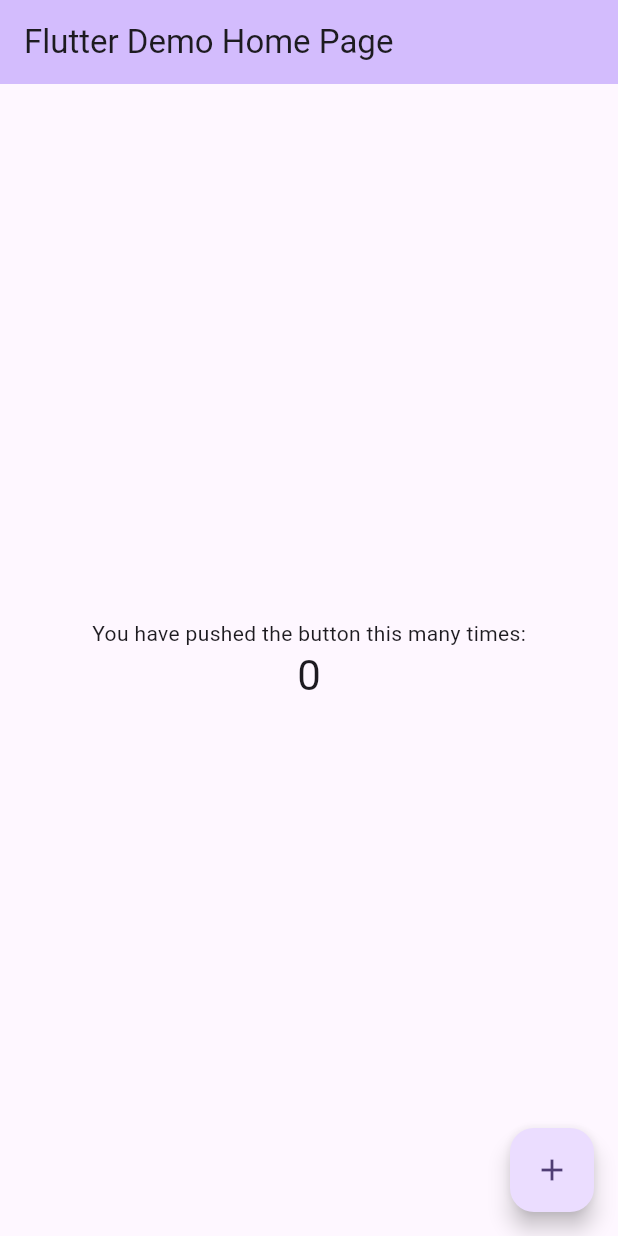
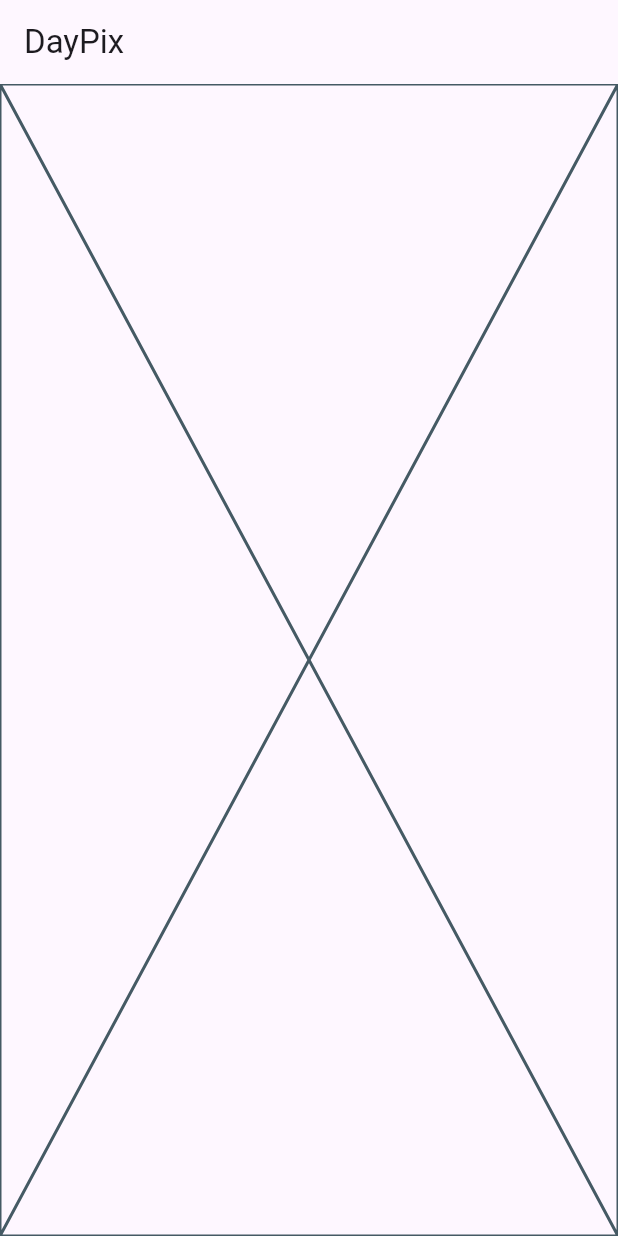
Before and after one commit to healim01/DayPix, a Flutter app: the screen it shows after launch, on a phone screen of 412 x 824 dp. Run offline on Flutter 3.47's test engine with Material 2 defaults, Android fonts, the phone set to English and light mode, and no system bars.

Commit message:
feat: add base code

```diff
--- /dev/null
+++ b/lib/app.dart
@@ -0,0 +1,24 @@
+import 'package:flutter/material.dart';
+
+import 'package:daypix/home.dart';
+
+class DayPixApp extends StatelessWidget {
+  const DayPixApp({Key? key}) : super(key: key);
+
+  @override
+  Widget build(BuildContext context) {
+    return MaterialApp(
+      title: 'DayPix',
+      initialRoute: '/login',
+      routes: {
+        // '/login': (BuildContext context) => const LoginPage(),
+        '/': (BuildContext context) => const HomePage(),
+        // '/add': (BuildContext context) => const AddProduct(),
+        // '/wish': (BuildContext context) => const WishProduct(),
+        // // '/edit': (BuildContext context) => const EditProduct(proID: '',),
+        // '/mypage': (BuildContext context) => const MyPage(),
+      },
+      theme: ThemeData.light(useMaterial3: true),
+    );
+  }
+}
--- /dev/null
+++ b/lib/home.dart
@@ -0,0 +1,15 @@
+import 'package:flutter/material.dart';
+
+class HomePage extends StatelessWidget {
+  const HomePage({super.key});
+
+  @override
+  Widget build(BuildContext context) {
+    return Scaffold(
+      appBar: AppBar(
+        title: Text("DayPix"),
+      ),
+      body: Placeholder(),
+    );
+  }
+}
--- a/lib/main.dart
+++ b/lib/main.dart
@@ -1,125 +1,35 @@
+// Copyright 2018-present the Flutter authors. All Rights Reserved.
+//
+// Licensed under the Apache License, Version 2.0 (the "License");
+// you may not use this file except in compliance with the License.
+// You may obtain a copy of the License at
+//
+// http://www.apache.org/licenses/LICENSE-2.0
+//
+// Unless required by applicable law or agreed to in writing, software
+// distributed under the License is distributed on an "AS IS" BASIS,
+// WITHOUT WARRANTIES OR CONDITIONS OF ANY KIND, either express or implied.
+// See the License for the specific language governing permissions and
+// limitations under the License.
+
+// import 'package:firebase_core/firebase_core.dart';
+import 'package:daypix/app.dart';
+import 'package:flutter/cupertino.dart';
 import 'package:flutter/material.dart';
+import 'package:flutter/widgets.dart';
+// import 'package:provider/provider.dart';
 
-void main() {
-  runApp(const MyApp());
-}
+// void main() async {
+//   WidgetsFlutterBinding.ensureInitialized();
 
-class MyApp extends StatelessWidget {
-  const MyApp({super.key});
+//   // await Firebase.initializeApp(
+//   //   options: DefaultFirebaseOptions.currentPlatform,
+//   // );
+//   runApp(const DayPixApp());
+//   // runApp(ChangeNotifierProvider(
+//   //   builder: (context, child) => const ShrineApp(),
+//   //   create: (BuildContext context) {},
+//   // ));
+// }
 
-  // This widget is the root of your application.
-  @override
-  Widget build(BuildContext context) {
-    return MaterialApp(
-      title: 'Flutter Demo',
-      theme: ThemeData(
-        // This is the theme of your application.
-        //
-        // TRY THIS: Try running your application with "flutter run". You'll see
-        // the application has a blue toolbar. Then, without quitting the app,
-        // try changing the seedColor in the colorScheme below to Colors.green
-        // and then invoke "hot reload" (save your changes or press the "hot
-        // reload" button in a Flutter-supported IDE, or press "r" if you used
-        // the command line to start the app).
-        //
-        // Notice that the counter didn't reset back to zero; the application
-        // state is not lost during the reload. To reset the state, use hot
-        // restart instead.
-        //
-        // This works for code too, not just values: Most code changes can be
-        // tested with just a hot reload.
-        colorScheme: ColorScheme.fromSeed(seedColor: Colors.deepPurple),
-        useMaterial3: true,
-      ),
-      home: const MyHomePage(title: 'Flutter Demo Home Page'),
-    );
-  }
-}
-
-class MyHomePage extends StatefulWidget {
-  const MyHomePage({super.key, required this.title});
-
-  // This widget is the home page of your application. It is stateful, meaning
-  // that it has a State object (defined below) that contains fields that affect
-  // how it looks.
-
-  // This class is the configuration for the state. It holds the values (in this
-  // case the title) provided by the parent (in this case the App widget) and
-  // used by the build method of the State. Fields in a Widget subclass are
-  // always marked "final".
-
-  final String title;
-
-  @override
-  State<MyHomePage> createState() => _MyHomePageState();
-}
-
-class _MyHomePageState extends State<MyHomePage> {
-  int _counter = 0;
-
-  void _incrementCounter() {
-    setState(() {
-      // This call to setState tells the Flutter framework that something has
-      // changed in this State, which causes it to rerun the build method below
-      // so that the display can reflect the updated values. If we changed
-      // _counter without calling setState(), then the build method would not be
-      // called again, and so nothing would appear to happen.
-      _counter++;
-    });
-  }
-
-  @override
-  Widget build(BuildContext context) {
-    // This method is rerun every time setState is called, for instance as done
-    // by the _incrementCounter method above.
-    //
-    // The Flutter framework has been optimized to make rerunning build methods
-    // fast, so that you can just rebuild anything that needs updating rather
-    // than having to individually change instances of widgets.
-    return Scaffold(
-      appBar: AppBar(
-        // TRY THIS: Try changing the color here to a specific color (to
-        // Colors.amber, perhaps?) and trigger a hot reload to see the AppBar
-        // change color while the other colors stay the same.
-        backgroundColor: Theme.of(context).colorScheme.inversePrimary,
-        // Here we take the value from the MyHomePage object that was created by
-        // the App.build method, and use it to set our appbar title.
-        title: Text(widget.title),
-      ),
-      body: Center(
-        // Center is a layout widget. It takes a single child and positions it
-        // in the middle of the parent.
-        child: Column(
-          // Column is also a layout widget. It takes a list of children and
-          // arranges them vertically. By default, it sizes itself to fit its
-          // children horizontally, and tries to be as tall as its parent.
-          //
-          // Column has various properties to control how it sizes itself and
-          // how it positions its children. Here we use mainAxisAlignment to
-          // center the children vertically; the main axis here is the vertical
-          // axis because Columns are vertical (the cross axis would be
-          // horizontal).
-          //
-          // TRY THIS: Invoke "debug painting" (choose the "Toggle Debug Paint"
-          // action in the IDE, or press "p" in the console), to see the
-          // wireframe for each widget.
-          mainAxisAlignment: MainAxisAlignment.center,
-          children: <Widget>[
-            const Text(
-              'You have pushed the button this many times:',
-            ),
-            Text(
-              '$_counter',
-              style: Theme.of(context).textTheme.headlineMedium,
-            ),
-          ],
-        ),
-      ),
-      floatingActionButton: FloatingActionButton(
-        onPressed: _incrementCounter,
-        tooltip: 'Increment',
-        child: const Icon(Icons.add),
-      ), // This trailing comma makes auto-formatting nicer for build methods.
-    );
-  }
-}
+void main() => runApp(const DayPixApp());
```
